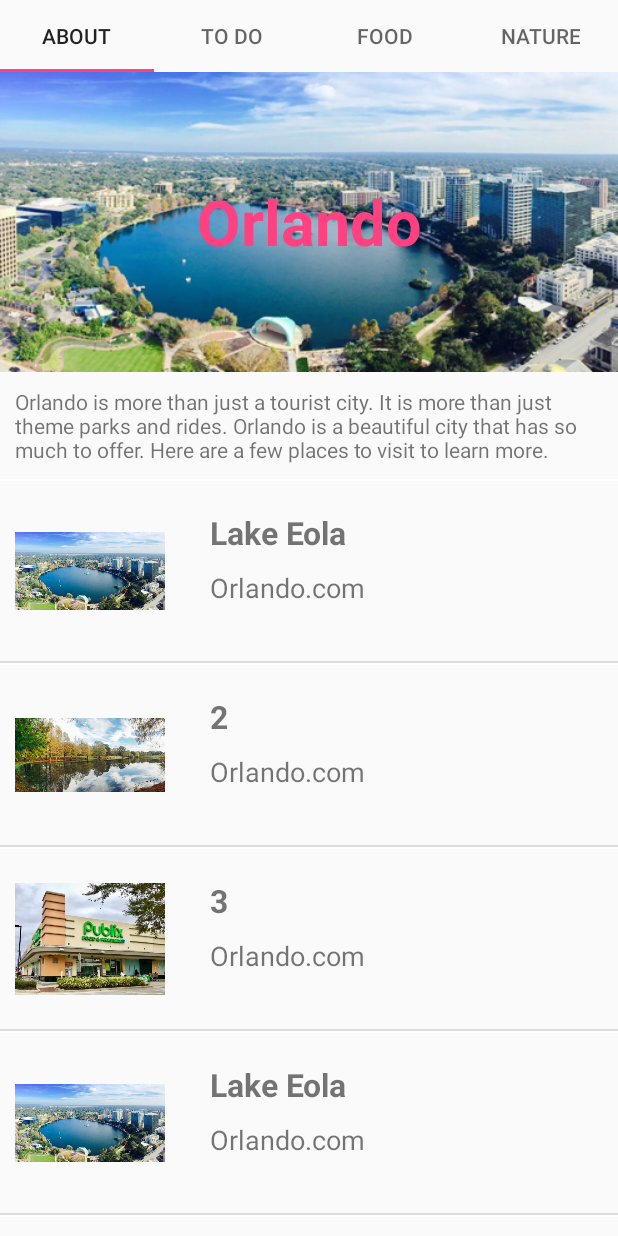
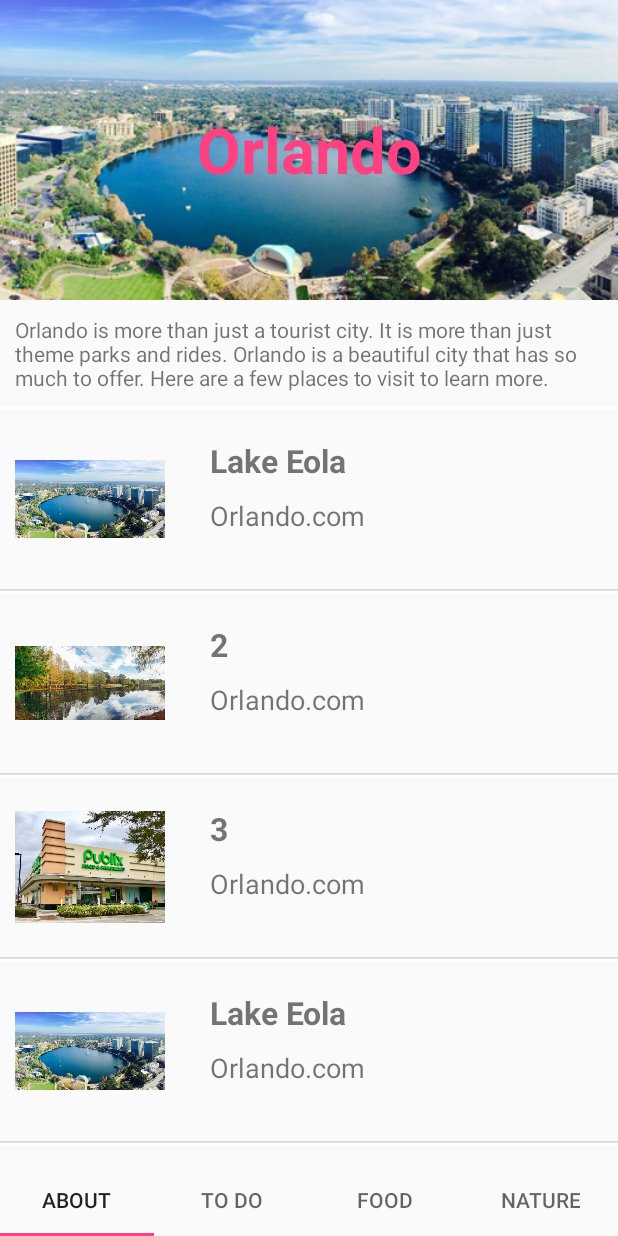
Before and after one commit to ericdgood/Beyond-the-Themes, an Android app: the screen it shows after launch (MainActivity), on a phone screen of 412 x 824 dp. Run offline under Robolectric (Android 15) with nearby library versions, the light colour scheme and no system bars.

Commit message:
moved the tabs to bottom of page

```diff
--- a/app/src/main/java/com/example/android/beyondthethemes/AboutFragment.java
+++ b/app/src/main/java/com/example/android/beyondthethemes/AboutFragment.java
@@ -62,5 +62,4 @@ public class AboutFragment extends Fragment {
 
         return tabinfoView;
     }
-
 }
--- a/app/src/main/java/com/example/android/beyondthethemes/Place.java
+++ b/app/src/main/java/com/example/android/beyondthethemes/Place.java
@@ -33,6 +33,4 @@ public class Place {
     public String getPlaceWeb() {
         return mPlaceWeb;
     }
-
-
 }
--- a/app/src/main/res/layout/activity_main.xml
+++ b/app/src/main/res/layout/activity_main.xml
@@ -5,15 +5,15 @@
     xmlns:tools="http://schemas.android.com/tools"
     android:orientation="vertical">
 
-    <android.support.design.widget.TabLayout
-        android:id="@+id/sliding_tabs"
-        android:layout_width="match_parent"
-        android:layout_height="wrap_content"/>
-
     <android.support.v4.view.ViewPager
         android:id="@+id/viewpager"
         android:layout_width="match_parent"
         android:layout_height="0dp"
         android:layout_weight="1"/>
 
+    <android.support.design.widget.TabLayout
+        android:id="@+id/sliding_tabs"
+        android:layout_width="match_parent"
+        android:layout_height="wrap_content"/>
+
 </LinearLayout>
```
